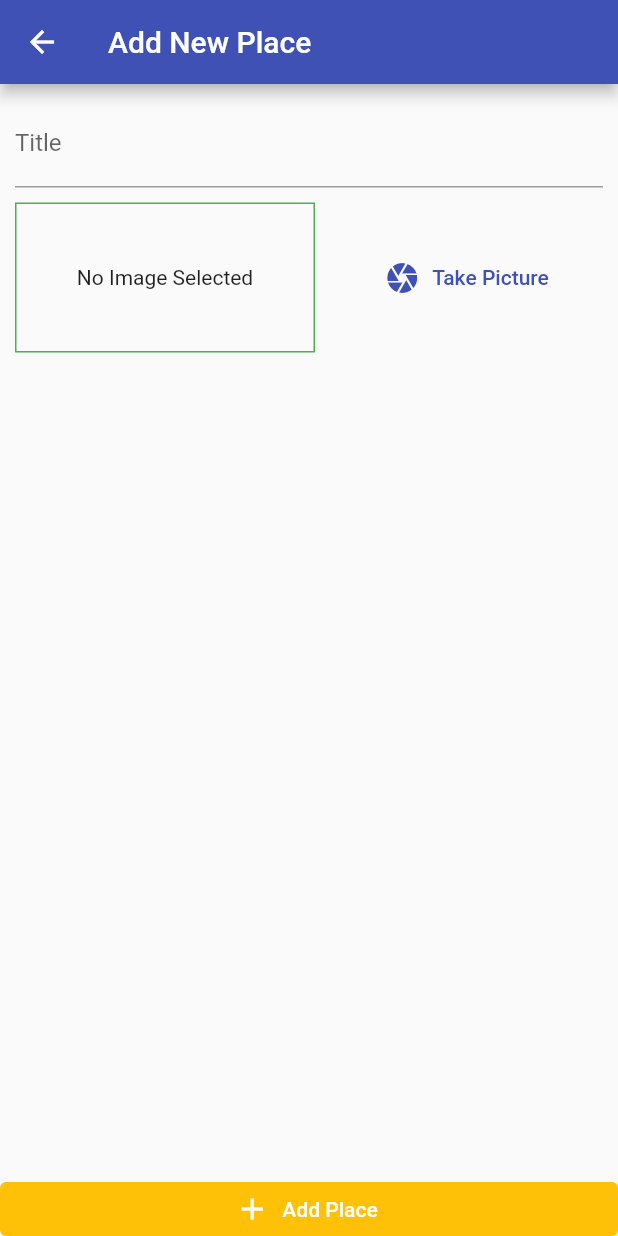
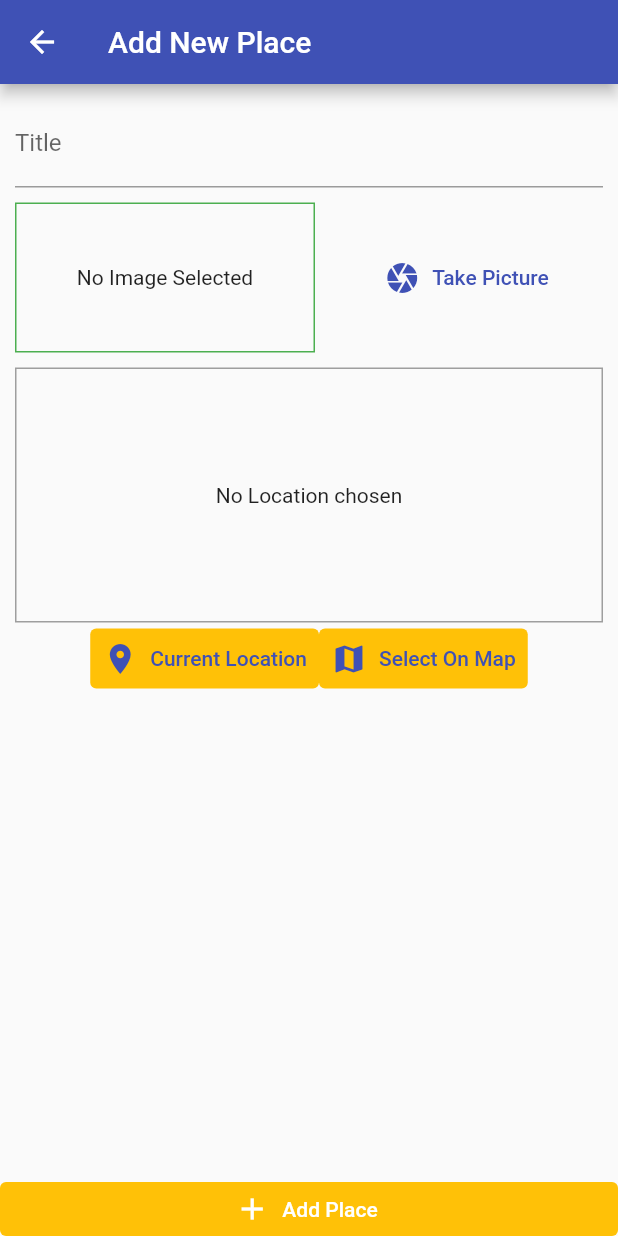
Before and after one commit to udscrick/EpicPlaces, a Flutter app: the AddPlaceScreen screen opened by its route, on a phone screen of 412 x 824 dp. Run offline on Flutter 3.47's test engine with Material 2 defaults, Android fonts, the phone set to English and light mode, and no system bars; our stand-ins replace google_maps_flutter, image_picker, location, sqflite; accounts and stored records are empty.

Commit message:
Maps APIs integrated

```diff
--- /dev/null
+++ b/lib/helpers/location_helper.dart
@@ -0,0 +1,8 @@
+const GOOGLE_API_KEY = 'AIzaSyBe-Tho_LNfWIPtXXlGisDOlysqL7DNXJI';
+
+class LocationHelper{
+  static String generateLocPreviewImage({double latitude, double longitude}){
+    return
+    "https://maps.googleapis.com/maps/api/staticmap?center=$latitude,$longitude&zoom=13&size=600x300&maptype=roadmap&markers=color:red%7Clabel:C%7C$latitude,$longitude&key=$GOOGLE_API_KEY";
+  }
+}
--- a/lib/models/place.dart
+++ b/lib/models/place.dart
@@ -10,7 +10,7 @@
   final double latitude;
   final double longitude;
   final String address;
-  PlaceCoOrds({@required this.latitude,@required this.longitude,this.address=''});
+  const PlaceCoOrds({@required this.latitude,@required this.longitude,this.address=''});
 }
 
 class Place{
--- a/lib/screens/add_place_screen.dart
+++ b/lib/screens/add_place_screen.dart
@@ -1,3 +1,4 @@
+import 'package:epicplaces/widgets/location_input.dart';
 import 'package:flutter/material.dart';
 import '../widgets/image_input.dart';
 import 'dart:io';
@@ -46,7 +47,12 @@
                     controller: _titleController,
                   ),
                  const SizedBox(height: 10,),
-                 ImageInput(_selectImage)
+                 ImageInput(_selectImage),
+                 const SizedBox(
+                   height: 10,
+                 ),
+                 LocationInput()
+
                 ],
               ),
             ),
--- /dev/null
+++ b/lib/widgets/location_input.dart
@@ -0,0 +1,74 @@
+import 'package:epicplaces/screens/map_screen.dart';
+import 'package:flutter/material.dart';
+import 'package:location/location.dart';
+import '../helpers/location_helper.dart';
+class LocationInput extends StatefulWidget {
+  @override
+  _LocationInputState createState() => _LocationInputState();
+}
+
+class _LocationInputState extends State<LocationInput> {
+  String _previewImageUrl;
+  Future<void> _getCurrentUserLocation() async{
+final locData = await Location().getLocation();
+final staticMapImageUrl = LocationHelper.generateLocPreviewImage(
+  latitude: locData.latitude,longitude: locData.longitude
+  );
+  setState(() {
+    _previewImageUrl = staticMapImageUrl;
+  });
+  }
+
+  Future<void> selectOnMap() async{
+   final selectedLocation = await Navigator.of(context).push(
+     MaterialPageRoute(
+       fullscreenDialog: true,
+       builder: (ctx)=>MapScreen(isSelecting: true,)),);
+   if(selectedLocation==null){
+     return;
+   }
+  }
+  @override
+  Widget build(BuildContext context) {
+    return Column(
+      children: [
+        Container(
+            height: 170,
+            alignment: Alignment.center,
+            width: double.infinity,
+            decoration: BoxDecoration(border: Border.all(width: 1,color: Colors.grey)),
+            child: _previewImageUrl == null
+                ? const Text(
+                    'No Location chosen',
+                    textAlign: TextAlign.center,
+                  )
+                : Image.network(
+                    _previewImageUrl,
+                    fit: BoxFit.cover,
+                    width: double.infinity,
+                  )),
+        Row(
+          mainAxisAlignment: MainAxisAlignment.center,
+          children: [
+            TextButton.icon(
+                onPressed: _getCurrentUserLocation,
+                icon: const Icon(Icons.location_on),
+                label: const Text('Current Location'),
+                style: ButtonStyle(
+                  backgroundColor: MaterialStateProperty.all<Color>(Theme.of(context).colorScheme.secondary),
+                ),
+            ),
+            TextButton.icon(
+                onPressed: selectOnMap,
+                icon: const Icon(Icons.map),
+                label: const Text('Select On Map'),
+                style: ButtonStyle(
+                  backgroundColor: MaterialStateProperty.all<Color>(Theme.of(context).colorScheme.secondary),
+                ),
+            ),
+          ],
+        )
+      ],
+    );
+  }
+}
--- a/pubspec.yaml
+++ b/pubspec.yaml
@@ -40,6 +40,8 @@
   path_provider: ^2.0.2
   path: ^1.8.0
   sqflite: ^2.0.0+3
+  location: ^4.3.0
+  google_maps_flutter: ^2.0.6
 
 dev_dependencies:
   flutter_test:
```
Also changed, not shown: lib/screens/map_screen.dart (added, +36 -0 lines), pubspec.lock, 4 other files.
